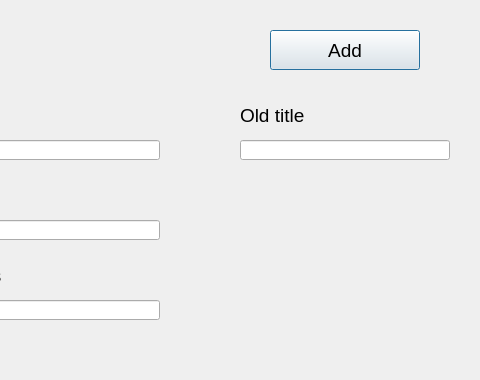
Above: espresso/addEditCoffeeForm.ui from Yaroslav348/Yaroslav-Gricaev before the change; both pictures show x 180 to 660 and y 0 to 380 of the 660 by 680 pixel window. Below: the same form after it.
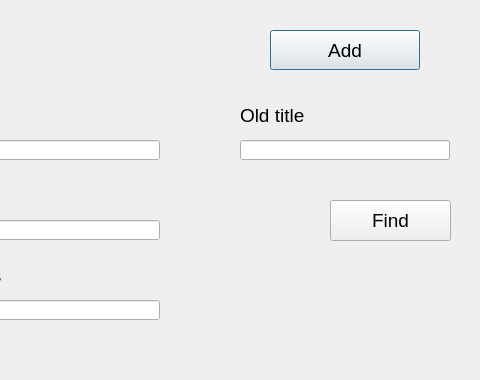
That is the form after the change.

Commit message: make edit and fix some errors

What changed in the file:
```diff
--- a/espresso/addEditCoffeeForm.ui
+++ b/espresso/addEditCoffeeForm.ui
@@ -288,6 +288,24 @@
     <string>Add</string>
    </property>
   </widget>
+  <widget class="QPushButton" name="btn_2">
+   <property name="geometry">
+    <rect>
+     <x>510</x>
+     <y>200</y>
+     <width>121</width>
+     <height>41</height>
+    </rect>
+   </property>
+   <property name="font">
+    <font>
+     <pointsize>14</pointsize>
+    </font>
+   </property>
+   <property name="text">
+    <string>Find</string>
+   </property>
+  </widget>
  </widget>
  <resources/>
  <connections/>
```
The commit also changes 3 other files.
